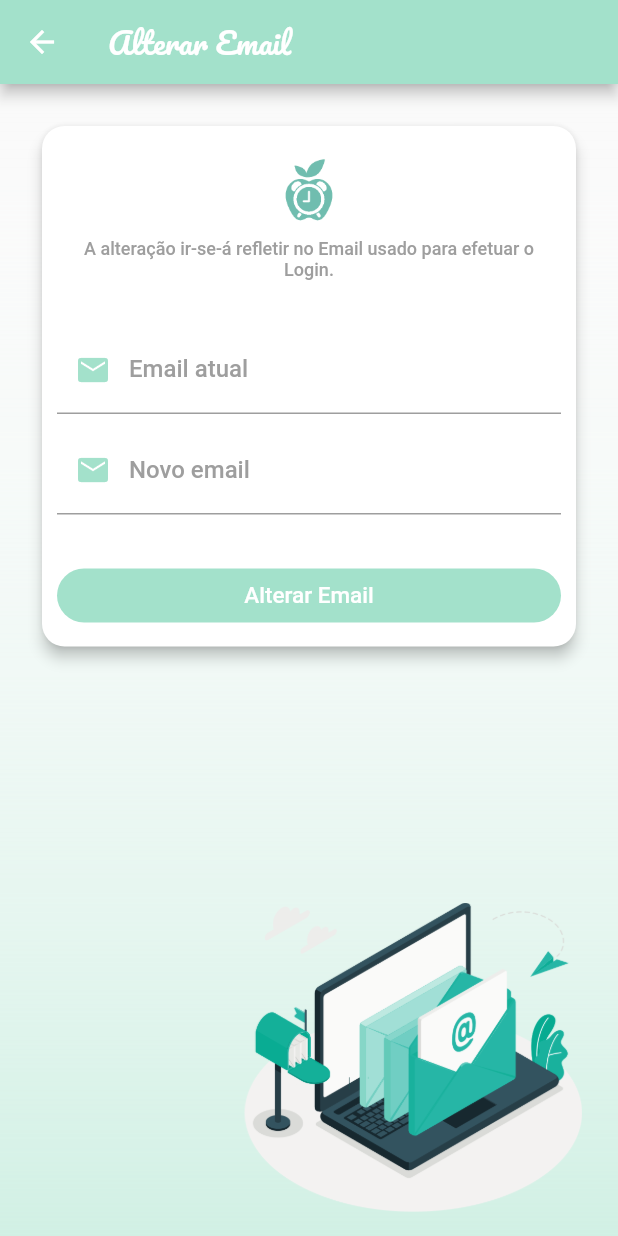
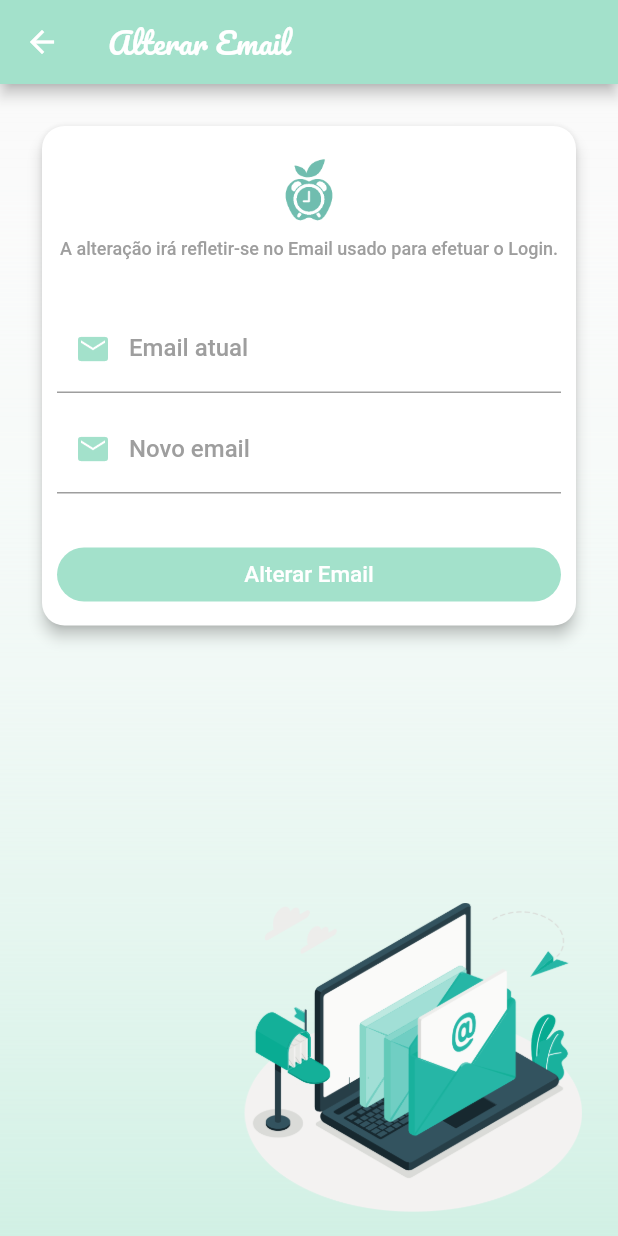
Before and after one commit to iolandarosa7/Nutriclock_app, a Flutter app: the ChangeEmail screen opened directly, on a phone screen of 412 x 824 dp. Run offline on Flutter 3.47's test engine with Material 2 defaults, Android fonts, the phone set to English and light mode, and no system bars; our stand-ins replace badges, bubble, firebase_core, firebase_messaging, flutter_typeahead, image_picker and 6 more; missing offline and left inert: dart:ffi, loading, multiselect_formfield, syncfusion_localizations; accounts and stored records are empty; network calls fail.

Commit message:
Remove flat button and changed strings

```diff
--- a/lib/screens/settings/ChangeEmail.dart
+++ b/lib/screens/settings/ChangeEmail.dart
@@ -80,7 +80,7 @@ class _ChangeEmailState extends State<ChangeEmail> {
                                       child: Column(
                                         children: <Widget>[
                                           Text(
-                                            "A alteração ir-se-á refletir no Email usado para efetuar o Login.",
+                                            "A alteração irá refletir-se no Email usado para efetuar o Login.",
                                             textAlign: TextAlign.center,
                                             style: TextStyle(
                                               color: Colors.grey,
@@ -179,33 +179,31 @@ class _ChangeEmailState extends State<ChangeEmail> {
                                           ),
                                           SizedBox(
                                             width: double.infinity,
-                                            child: FlatButton(
-                                              child: Padding(
-                                                padding: EdgeInsets.only(
-                                                    top: 8,
-                                                    bottom: 8,
-                                                    left: 10,
-                                                    right: 10),
+                                            child: TextButton(
                                               child: Text(
                                                 _isLoading
                                                     ? 'Aguarde...'
                                                     : 'Alterar Email',
+                                                textDirection:
+                                                    TextDirection.ltr,
                                                 style: TextStyle(
                                                   color: Colors.white,
                                                   fontSize: 15.0,
                                                   decoration:
                                                       TextDecoration.none,
-                                                    fontWeight:
-                                                        FontWeight.normal,
+                                                  fontWeight: FontWeight.normal,
                                                 ),
                                               ),
-                                              ),
-                                              color: Color(0xFFA3E1CB),
-                                              disabledColor: Colors.grey,
-                                              shape: new RoundedRectangleBorder(
+                                              style: TextButton.styleFrom(
+                                                backgroundColor:
+                                                    Color(0xFFA3E1CB),
+                                                shape:
+                                                    new RoundedRectangleBorder(
                                                   borderRadius:
                                                       new BorderRadius.circular(
-                                                          20.0)),
+                                                          20.0),
+                                                ),
+                                              ),
                                               onPressed: () {
                                                 if (_formKey.currentState
                                                     .validate()) {
--- a/lib/screens/settings/ChangePassword.dart
+++ b/lib/screens/settings/ChangePassword.dart
@@ -81,7 +81,7 @@ class _ChangePasswordState extends State<ChangePassword> {
                                       child: Column(
                                         children: [
                                           Text(
-                                            "Esta password será utilizada durante a autenticação. A sua alteração ir-se-á refletir no Login.",
+                                            "Esta password será utilizada durante a autenticação. A sua alteração irá refletir-se no Login.",
                                             textAlign: TextAlign.center,
                                             style: TextStyle(
                                               color: Colors.grey,
```
Lines whose indentation alone changed are shown as unchanged.
